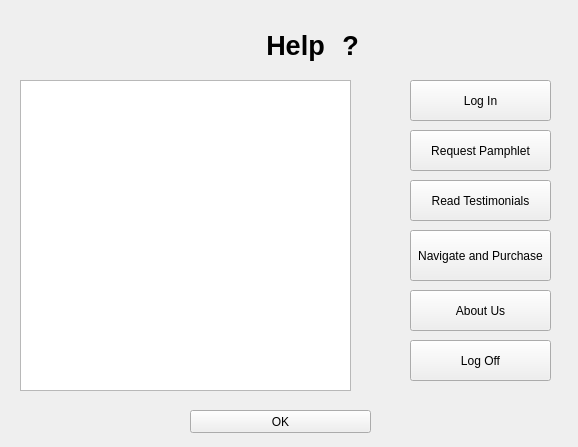
The window that forms/helpoption.ui (tigerjpg/cybersecurity) describes before a commit, drawn with Qt 5.
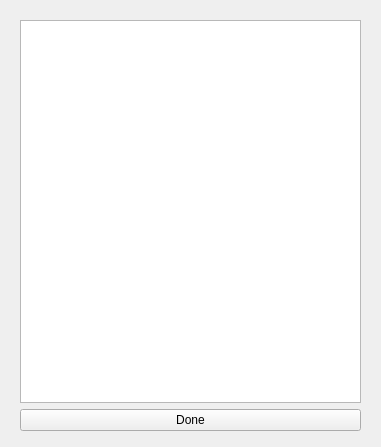
The same window after the commit.

Commit message: resized help window and removed buttons

What changed in the file:
```diff
--- a/forms/helpoption.ui
+++ b/forms/helpoption.ui
@@ -6,155 +6,38 @@
    <rect>
     <x>0</x>
     <y>0</y>
-    <width>578</width>
+    <width>381</width>
     <height>447</height>
    </rect>
   </property>
   <property name="windowTitle">
    <string>Form</string>
   </property>
-  <widget class="QStackedWidget" name="EverythingHelpstackedWidget">
+  <widget class="QWidget" name="verticalLayoutWidget">
    <property name="geometry">
     <rect>
-     <x>10</x>
+     <x>20</x>
      <y>20</y>
-     <width>551</width>
-     <height>391</height>
+     <width>341</width>
+     <height>411</height>
     </rect>
    </property>
-   <widget class="QWidget" name="page">
-    <widget class="QLabel" name="HelpLabel">
-     <property name="geometry">
-      <rect>
-       <x>120</x>
-       <y>0</y>
-       <width>331</width>
-       <height>51</height>
-      </rect>
-     </property>
-     <property name="text">
-      <string>&lt;html&gt;&lt;head/&gt;&lt;body&gt;&lt;p align=&quot;center&quot;&gt;&lt;span style=&quot; font-size:20pt; font-weight:600;&quot;&gt;Help&lt;/span&gt;&lt;/p&gt;&lt;/body&gt;&lt;/html&gt;</string>
-     </property>
-    </widget>
-    <widget class="QTextBrowser" name="HelpDisplayBox">
-     <property name="geometry">
-      <rect>
-       <x>10</x>
-       <y>60</y>
-       <width>331</width>
-       <height>311</height>
-      </rect>
-     </property>
-     <property name="styleSheet">
-      <string notr="true"/>
-     </property>
-    </widget>
-    <widget class="QLabel" name="label">
-     <property name="geometry">
-      <rect>
-       <x>300</x>
-       <y>10</y>
-       <width>81</width>
-       <height>31</height>
-      </rect>
-     </property>
-     <property name="text">
-      <string>&lt;html&gt;&lt;head/&gt;&lt;body&gt;&lt;p align=&quot;center&quot;&gt;&lt;span style=&quot; font-size:20pt; font-weight:600;&quot;&gt;?&lt;/span&gt;&lt;/p&gt;&lt;/body&gt;&lt;/html&gt;</string>
-     </property>
-    </widget>
-    <widget class="QPushButton" name="LogInInstructions">
-     <property name="geometry">
-      <rect>
-       <x>400</x>
-       <y>60</y>
-       <width>141</width>
-       <height>41</height>
-      </rect>
-     </property>
-     <property name="text">
-      <string>Log In</string>
-     </property>
-    </widget>
-    <widget class="QPushButton" name="RequestPamInstructions">
-     <property name="geometry">
-      <rect>
-       <x>400</x>
-       <y>110</y>
-       <width>141</width>
-       <height>41</height>
-      </rect>
-     </property>
-     <property name="text">
-      <string>Request Pamphlet</string>
-     </property>
-    </widget>
-    <widget class="QPushButton" name="ReadTestimonialsInstructions">
-     <property name="geometry">
-      <rect>
-       <x>400</x>
-       <y>160</y>
-       <width>141</width>
-       <height>41</height>
-      </rect>
-     </property>
-     <property name="text">
-      <string>Read Testimonials</string>
-     </property>
-    </widget>
-    <widget class="QPushButton" name="PurchaseInstructions">
-     <property name="geometry">
-      <rect>
-       <x>400</x>
-       <y>210</y>
-       <width>141</width>
-       <height>51</height>
-      </rect>
-     </property>
-     <property name="text">
-      <string>Navigate and Purchase</string>
-     </property>
-    </widget>
-    <widget class="QPushButton" name="LogOffInstructions">
-     <property name="geometry">
-      <rect>
-       <x>400</x>
-       <y>320</y>
-       <width>141</width>
-       <height>41</height>
-      </rect>
-     </property>
-     <property name="text">
-      <string>Log Off</string>
-     </property>
-    </widget>
-    <widget class="QPushButton" name="AboutUsInstructions">
-     <property name="geometry">
-      <rect>
-       <x>400</x>
-       <y>270</y>
-       <width>141</width>
-       <height>41</height>
-      </rect>
-     </property>
-     <property name="text">
-      <string>About Us</string>
-     </property>
-    </widget>
-   </widget>
-   <widget class="QWidget" name="page_2"/>
-  </widget>
-  <widget class="QPushButton" name="OKExitHelpB">
-   <property name="geometry">
-    <rect>
-     <x>190</x>
-     <y>410</y>
-     <width>181</width>
-     <height>23</height>
-    </rect>
-   </property>
-   <property name="text">
-    <string>OK</string>
-   </property>
+   <layout class="QVBoxLayout" name="verticalLayout">
+    <item>
+     <widget class="QTextBrowser" name="HelpDisplayBox">
+      <property name="styleSheet">
+       <string notr="true"/>
+      </property>
+     </widget>
+    </item>
+    <item>
+     <widget class="QPushButton" name="OKExitHelpB">
+      <property name="text">
+       <string>Done</string>
+      </property>
+     </widget>
+    </item>
+   </layout>
   </widget>
  </widget>
  <resources/>
```
The commit also changes 7 other files.
